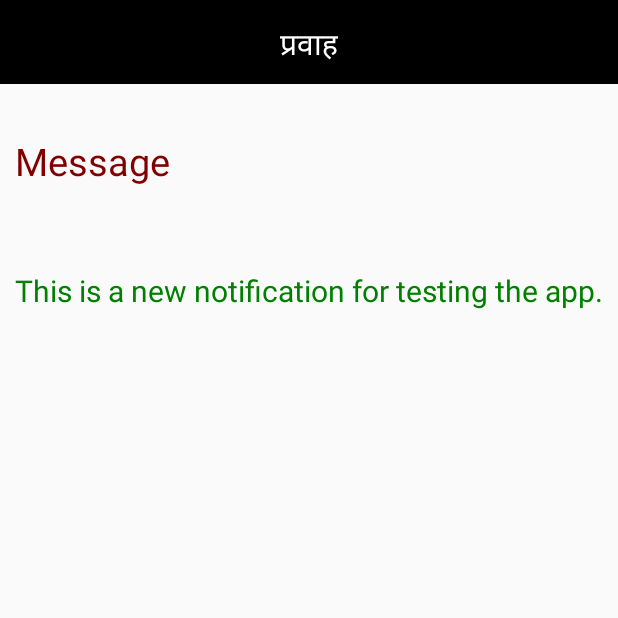
After one commit to devabhi36/Pravah18, an Android app: the Notifications screen opened directly, with no data from a screen before it, on a phone screen of 412 x 824 dp, the top half of it. The commit adds this screen. Run offline under Robolectric (Android 15) with nearby library versions, the phone set to English and light mode, and no system bars.

Commit message:
added notifications

```diff
--- a/app/build.gradle
+++ b/app/build.gradle
@@ -18,9 +18,9 @@ android {
             proguardFiles getDefaultProguardFile('proguard-android.txt'), 'proguard-rules.pro'
         }
     }
-        aaptOptions {
-            cruncherEnabled = false
-        }
+    aaptOptions {
+        cruncherEnabled = false
+    }
 }
 
 dependencies {
@@ -38,7 +38,7 @@ dependencies {
     compile 'com.android.support:support-v4:25.2.0'
     compile 'me.relex:circleindicator:1.2.2@aar'
     compile 'com.github.bumptech.glide:glide:3.7.0'
+    compile 'com.google.firebase:firebase-messaging:9.2.1'
     testCompile 'junit:junit:4.12'
-    compile 'com.google.firebase:firebase-messaging:9.2.1'
 }
 apply plugin: 'com.google.gms.google-services'
--- a/app/src/main/AndroidManifest.xml
+++ b/app/src/main/AndroidManifest.xml
@@ -146,15 +146,16 @@
 
         <service android:name=".MyFirebaseInstanceIdService">
             <intent-filter>
-                <action android:name="com.google.firebase.INSTANCE_ID_EVENT"></action>
+                <action android:name="com.google.firebase.INSTANCE_ID_EVENT" />
+            </intent-filter>
+        </service>
+        <service android:name=".MyFirebaseMessagingService">
+            <intent-filter>
+                <action android:name="com.google.firebase.MESSAGING_EVENT" />
             </intent-filter>
         </service>
 
-        <service android:name=".MyFirebaseMessagingService">
-            <intent-filter>
-                <action android:name="com.google.firebase.MESSAGING_EVENT"></action>
-            </intent-filter>
-        </service>
+        <activity android:name=".Notifications"></activity>
     </application>
 
 </manifest>
--- a/app/src/main/java/com/encore/abhinay/pravah/MainActivity.java
+++ b/app/src/main/java/com/encore/abhinay/pravah/MainActivity.java
@@ -206,6 +206,8 @@ public class MainActivity extends AppCompatActivity
             schedule(null);
         } else if(id == R.id.map1){
             map(null);
+        } else if (id == R.id.notification) {
+            notification(null);
         } else if (id == R.id.register) {
             register(null);
         } else if(id == R.id.dashboard){
@@ -413,6 +415,10 @@ public class MainActivity extends AppCompatActivity
         String url = "https://goo.gl/maps/AxG5zkdjL6G2";
         WebView webView = new WebView(getApplicationContext());
         webView.loadUrl(url);
+    }
+    public void notification(View vn){
+        Intent i =  new Intent(MainActivity.this, Notifications.class);
+        startActivity(i);
     }
     public void about(View v6){
         Intent about= new Intent(MainActivity.this, About.class);
--- /dev/null
+++ b/app/src/main/java/com/encore/abhinay/pravah/Notifications.java
@@ -0,0 +1,20 @@
+package com.encore.abhinay.pravah;
+
+import android.content.Intent;
+import android.support.v7.app.AppCompatActivity;
+import android.os.Bundle;
+import android.widget.TextView;
+
+import com.google.firebase.messaging.RemoteMessage;
+
+public class Notifications extends AppCompatActivity {
+    TextView title, message;
+
+    @Override
+    protected void onCreate(Bundle savedInstanceState) {
+        super.onCreate(savedInstanceState);
+        setContentView(R.layout.activity_notifications);
+        title = (TextView) findViewById(R.id.ntitle);
+        message = (TextView) findViewById(R.id.nmessage);
+    }
+}
--- /dev/null
+++ b/app/src/main/res/layout/activity_notifications.xml
@@ -0,0 +1,57 @@
+<?xml version="1.0" encoding="utf-8"?>
+<RelativeLayout xmlns:android="http://schemas.android.com/apk/res/android"
+    xmlns:app="http://schemas.android.com/apk/res-auto"
+    xmlns:tools="http://schemas.android.com/tools"
+    android:layout_width="match_parent"
+    android:layout_height="match_parent"
+    tools:context="com.encore.abhinay.pravah.Notifications">
+
+    <ScrollView
+        android:layout_width="wrap_content"
+        android:layout_height="wrap_content">
+        <RelativeLayout
+            android:layout_width="wrap_content"
+            android:layout_height="wrap_content">
+
+    <android.support.v7.widget.Toolbar
+        android:id="@+id/ttoolbar"
+        android:layout_width="match_parent"
+        android:layout_height="?attr/actionBarSize"
+        android:background="#000000"
+        app:popupTheme="@style/AppTheme.PopupOverlay" />
+
+    <TextView
+        android:layout_width="wrap_content"
+        android:layout_height="wrap_content"
+        android:text="प्रवाह"
+        android:textColor="#ffffff"
+        android:textSize="20dp"
+        android:layout_marginTop="15dp"
+        android:layout_centerHorizontal="true"/>
+
+    <TextView
+        android:id="@+id/ntitle"
+        android:layout_width="match_parent"
+        android:layout_height="wrap_content"
+        android:layout_marginTop="90dp"
+        android:textSize="25sp"
+        android:textColor="#800000"
+        android:text="Message"
+        android:layout_marginLeft="10dp"
+        android:layout_marginRight="10dp"
+        android:layout_centerHorizontal="true"/>
+
+    <TextView
+        android:id="@+id/nmessage"
+        android:layout_width="match_parent"
+        android:layout_height="wrap_content"
+        android:layout_marginTop="180dp"
+        android:textSize="20sp"
+        android:textColor="#008000"
+        android:text="This is a new notification for testing the app."
+        android:layout_marginLeft="10dp"
+        android:layout_marginRight="10dp"
+        android:layout_centerHorizontal="true"/>
+        </RelativeLayout>
+    </ScrollView>
+</RelativeLayout>
--- a/app/src/main/res/menu/activity_main_drawer.xml
+++ b/app/src/main/res/menu/activity_main_drawer.xml
@@ -22,6 +22,10 @@
             android:id="@+id/map1"
             android:icon="@drawable/ic_maps_black_48dp"
             android:title="Map" />
+        <item
+            android:id="@+id/notification"
+            android:icon="@drawable/ic_notifications_black_48dp"
+            android:title="Notification" />
         <item
             android:id="@+id/profile"
             android:icon="@drawable/profile"
```
Also changed, not shown: app/src/main/res/drawable-v21/ic_notifications_black_48dp.png (added).
